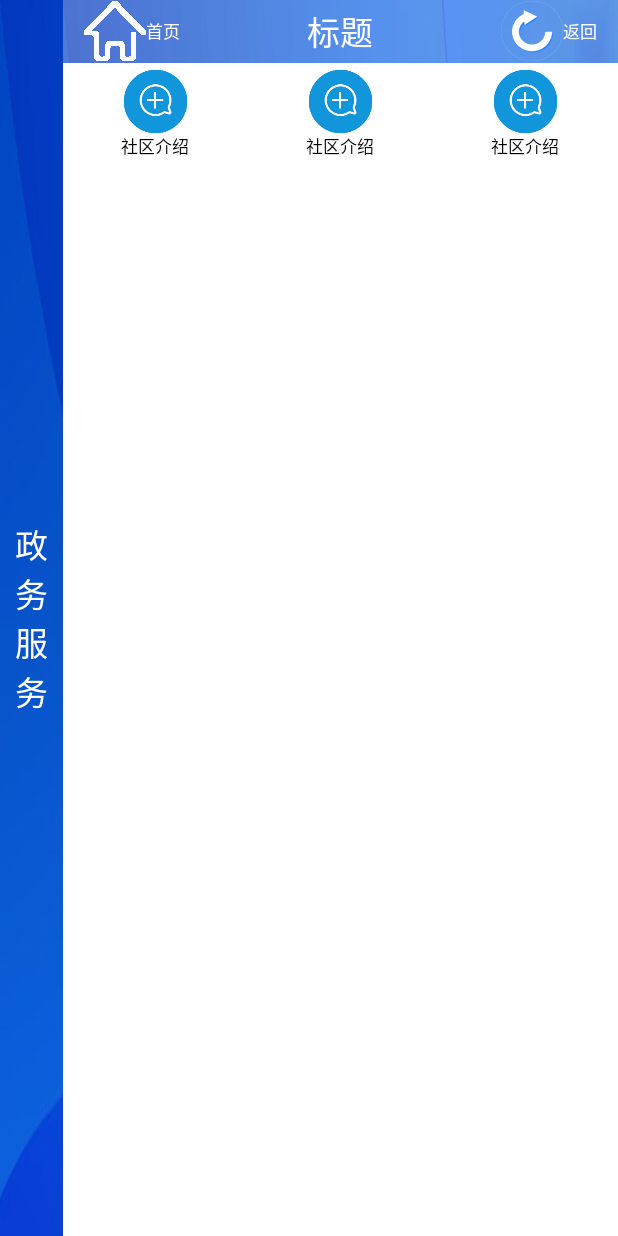
After one commit to 2318423730/eollse, an Android app: the SqgkActivity screen opened directly, with no data from a screen before it, on a phone screen of 412 x 824 dp. The commit adds this screen. Run offline under Robolectric (Android 15) with nearby library versions, the light colour scheme and no system bars.

Commit message:
2017-3-16  第8 次提交

```diff
--- a/app/src/main/AndroidManifest.xml
+++ b/app/src/main/AndroidManifest.xml
@@ -63,7 +63,9 @@
         <activity
             android:name=".activity.SqtjSuccessActivity"
             android:screenOrientation="landscape" />
-        <activity android:name=".activity.ZcxxDetailActivity"></activity>
+        <activity android:name=".activity.ZcxxDetailActivity" />
+        <activity android:name=".activity.SqgkActivity" />
+        <activity android:name=".activity.WgglActivity"></activity>
     </application>
 
 </manifest>
--- /dev/null
+++ b/app/src/main/java/com/eollse/activity/SqgkActivity.java
@@ -0,0 +1,18 @@
+package com.eollse.activity;
+
+import android.support.v7.app.AppCompatActivity;
+import android.os.Bundle;
+
+import com.eollse.R;
+
+/**
+ * 社区概况
+ */
+public class SqgkActivity extends BaseActivity {
+
+    @Override
+    protected void onCreate(Bundle savedInstanceState) {
+        super.onCreate(savedInstanceState);
+        setContentView(R.layout.activity_sqgk);
+    }
+}
--- a/app/src/main/res/layout/activity_dqfc.xml
+++ b/app/src/main/res/layout/activity_dqfc.xml
@@ -36,7 +36,7 @@
             android:layout_width="match_parent"
             android:layout_height="match_parent"
             android:orientation="vertical"
-            android:background="@drawable/shape_dqfc"
+            android:background="@drawable/shape_white_corners"
             android:layout_marginLeft="@dimen/px_40"
             android:layout_marginRight="@dimen/px_40"
             android:layout_marginTop="@dimen/px_20"
--- /dev/null
+++ b/app/src/main/res/layout/activity_sqgk.xml
@@ -0,0 +1,108 @@
+<?xml version="1.0" encoding="utf-8"?>
+<LinearLayout xmlns:android="http://schemas.android.com/apk/res/android"
+    xmlns:tools="http://schemas.android.com/tools"
+    android:id="@+id/activity_bszn"
+    android:layout_width="match_parent"
+    android:layout_height="match_parent"
+    android:background="@drawable/right_background"
+    tools:context="com.eollse.activity.SqgkActivity">
+
+    <LinearLayout
+        android:layout_width="@dimen/px_150"
+        android:layout_height="match_parent"
+        android:gravity="center">
+
+        <TextView
+            android:layout_width="wrap_content"
+            android:layout_height="wrap_content"
+            android:gravity="center"
+            android:text="政务服务"
+            android:textColor="@color/white"
+            android:textSize="@dimen/px_80" />
+    </LinearLayout>
+
+    <LinearLayout
+        android:layout_width="0dp"
+        android:layout_height="match_parent"
+        android:layout_weight="1"
+
+        android:background="@drawable/info_bg"
+
+        android:orientation="vertical">
+
+        <include layout="@layout/top"></include>
+
+        <LinearLayout
+            android:layout_width="match_parent"
+            android:layout_height="@dimen/px_250"
+            android:orientation="horizontal"
+            android:background="#FFFFFF">
+
+            <LinearLayout
+                android:layout_width="0dp"
+                android:layout_height="match_parent"
+                android:layout_weight="1"
+                android:gravity="center"
+                android:orientation="vertical">
+
+                <ImageView
+                    android:layout_width="@dimen/px_150"
+                    android:layout_height="@dimen/px_150"
+                    android:src="@drawable/jieshao" />
+
+                <TextView
+                    android:layout_width="wrap_content"
+                    android:layout_height="wrap_content"
+                    android:text="社区介绍"
+                    android:textColor="@color/black"
+                    android:textSize="@dimen/px_40" />
+            </LinearLayout>
+
+            <LinearLayout
+                android:layout_width="0dp"
+                android:layout_height="match_parent"
+                android:layout_weight="1"
+                android:gravity="center"
+                android:orientation="vertical">
+
+                <ImageView
+                    android:layout_width="@dimen/px_150"
+                    android:layout_height="@dimen/px_150"
+                    android:src="@drawable/jieshao" />
+
+                <TextView
+                    android:layout_width="wrap_content"
+                    android:layout_height="wrap_content"
+                    android:text="社区介绍"
+                    android:textColor="@color/black"
+                    android:textSize="@dimen/px_40" />
+            </LinearLayout>
+
+            <LinearLayout
+                android:layout_width="0dp"
+                android:layout_height="match_parent"
+                android:layout_weight="1"
+                android:gravity="center"
+                android:orientation="vertical">
+
+                <ImageView
+                    android:layout_width="@dimen/px_150"
+                    android:layout_height="@dimen/px_150"
+                    android:src="@drawable/jieshao" />
+
+                <TextView
+                    android:layout_width="wrap_content"
+                    android:layout_height="wrap_content"
+                    android:text="社区介绍"
+                    android:textColor="@color/black"
+                    android:textSize="@dimen/px_40" />
+            </LinearLayout>
+        </LinearLayout>
+        <RelativeLayout
+            android:layout_width="match_parent"
+            android:layout_height="match_parent"
+            android:background="#FFFFFF">
+
+        </RelativeLayout>
+    </LinearLayout>
+</LinearLayout>
```
Also changed, not shown: app/src/main/java/com/eollse/activity/WgglActivity.java (added, +40 -0 lines), app/src/main/res/layout/activity_wggl.xml (added, +102 -0 lines), app/src/main/res/drawable-hdpi/jieshao.png (added), app/src/main/res/drawable-hdpi/rkfb.png (added), app/src/main/res/drawable-hdpi/zzjg.png (added), app/src/main/res/drawable/shape_white_corners.xml (renamed from app/src/main/res/drawable/shape_dqfc.xml).
